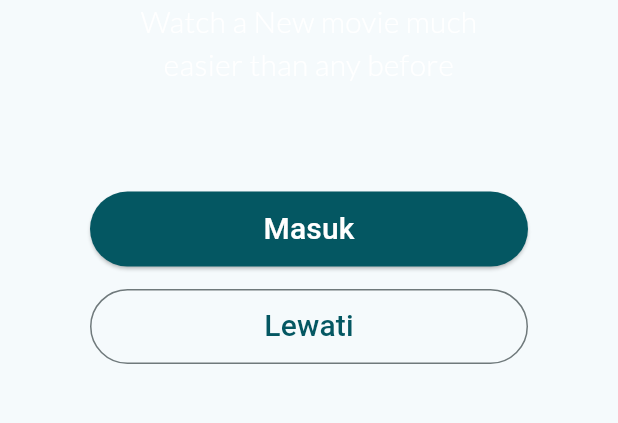
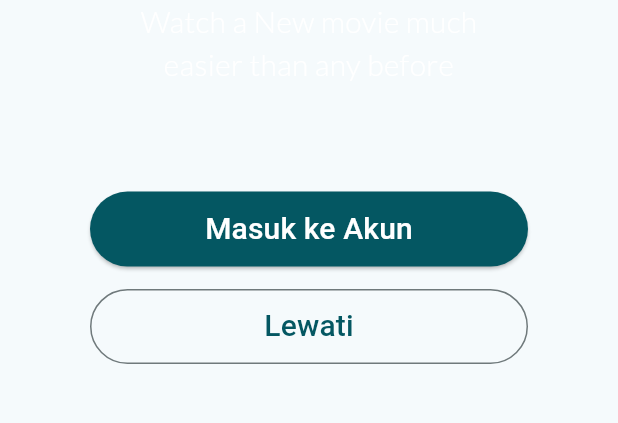
Before and after one commit to fian3021/PA_PEMO, a Flutter app: the StartingPage screen opened directly, on a phone screen of 412 x 824 dp, the part 506-929 px from its top. Run offline on Flutter 3.47's test engine with Material 2 defaults, Android fonts, the phone set to English and light mode, and no system bars; our stand-ins replace google_fonts, introduction_screen.

Commit message:
Update starting_page.dart

```diff
--- a/bantu_bersama/lib/screen/starting_page.dart
+++ b/bantu_bersama/lib/screen/starting_page.dart
@@ -50,7 +50,7 @@ class StartingPage extends StatelessWidget {
                   );
                     },
                     child: Text(
-                      'Masuk',
+                      'Masuk ke Akun',
                       textAlign: TextAlign.center,
                       style: TextStyle(
                         fontSize: 20
```
